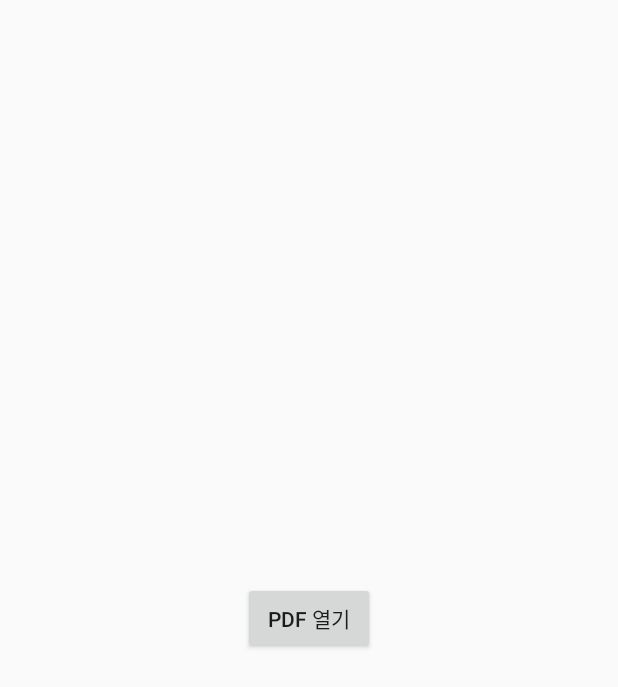
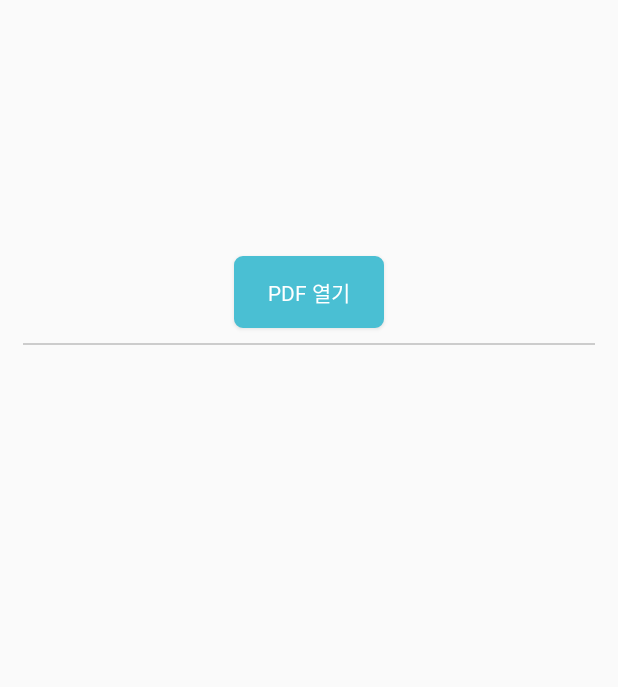
Before and after one commit to sinmingu/SungWooEbook, an Android app: the layout activity_content.xml on its own in the app's theme, with its tools: preview values and no code run, on a phone screen of 412 x 824 dp. Shown: the top 687 px of the screen. Run offline under Robolectric (Android 15) with nearby library versions, the phone set to English and light mode, and no system bars.

```diff
--- a/app/build.gradle
+++ b/app/build.gradle
@@ -45,4 +45,5 @@ dependencies {
     implementation 'com.google.firebase:firebase-database'
     implementation 'com.google.firebase:firebase-storage'
     implementation 'com.github.bumptech.glide:glide:4.12.0'
+    implementation 'es.voghdev.pdfviewpager:library:1.1.2'
 }
--- a/app/src/main/res/layout/activity_content.xml
+++ b/app/src/main/res/layout/activity_content.xml
@@ -4,24 +4,61 @@
     xmlns:tools="http://schemas.android.com/tools"
     android:layout_width="match_parent"
     android:layout_height="match_parent"
+    android:padding="15dp"
     tools:context=".ContentActivity">
 
     <ImageView
         android:id="@+id/preview_image"
-        android:layout_width="200dp"
-        android:layout_height="200dp"
-        app:layout_constraintBottom_toTopOf="@id/preview_btn"
+        android:layout_width="150dp"
+        android:layout_height="150dp"
         app:layout_constraintEnd_toEndOf="parent"
-        app:layout_constraintStart_toStartOf="parent" />
+        app:layout_constraintStart_toStartOf="parent"
+        app:layout_constraintTop_toTopOf="parent" />
 
     <Button
         android:id="@+id/preview_btn"
         android:layout_width="wrap_content"
         android:layout_height="wrap_content"
+        android:layout_marginTop="5dp"
+        android:background="@drawable/custom_basic_btn"
+        android:fontFamily="@font/font_bmjua"
         android:text="PDF 열기"
+        android:textColor="@color/white"
+        app:layout_constraintEnd_toEndOf="parent"
+        app:layout_constraintStart_toStartOf="parent"
+        app:layout_constraintTop_toBottomOf="@id/preview_image" />
+
+    <View
+        android:id="@+id/toolbarUnderLineView"
+        android:layout_width="0dp"
+        android:layout_height="1dp"
+        android:layout_marginTop="10dp"
+        android:background="@color/gray_cc"
+        app:layout_constraintEnd_toEndOf="parent"
+        app:layout_constraintStart_toStartOf="parent"
+        app:layout_constraintTop_toBottomOf="@id/preview_btn" />
+
+    <LinearLayout
+        android:id="@+id/pdf_layout"
+        android:layout_width="0dp"
+        android:layout_height="0dp"
+        android:layout_marginTop="10dp"
+        android:orientation="vertical"
         app:layout_constraintBottom_toBottomOf="parent"
         app:layout_constraintEnd_toEndOf="parent"
         app:layout_constraintStart_toStartOf="parent"
-        app:layout_constraintTop_toTopOf="parent" />
+        app:layout_constraintTop_toBottomOf="@id/toolbarUnderLineView" />
+
+    <ProgressBar
+        android:id="@+id/progressBar"
+        style="?android:attr/progressBarStyle"
+        android:layout_width="wrap_content"
+        android:layout_height="wrap_content"
+        android:visibility="gone"
+        app:layout_constraintBottom_toBottomOf="parent"
+        app:layout_constraintEnd_toEndOf="parent"
+        app:layout_constraintStart_toStartOf="parent"
+        app:layout_constraintTop_toBottomOf="@id/preview_btn"/>
+
 
 </androidx.constraintlayout.widget.ConstraintLayout>
--- a/app/src/main/res/layout/activity_main.xml
+++ b/app/src/main/res/layout/activity_main.xml
@@ -143,6 +143,7 @@
         android:fontFamily="@font/font_bmjua"
         android:text="로그인"
         android:textSize="20sp"
+        android:textColor="@color/white"
         app:layout_constraintLeft_toLeftOf="parent"
         app:layout_constraintRight_toRightOf="parent"
         app:layout_constraintTop_toBottomOf="@id/check_auto" />
```
Also changed, not shown: app/src/main/java/com/sungwoo/sungwooebook/ContentActivity.java (+83 -8 lines).
